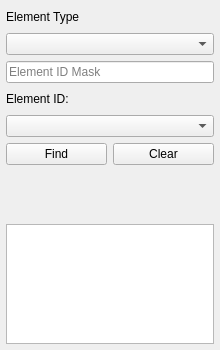
First picture: the form in ui/qgisred_findElements_dock.ui, repository Ingeniousware/QGISRed-BID, before the edit.
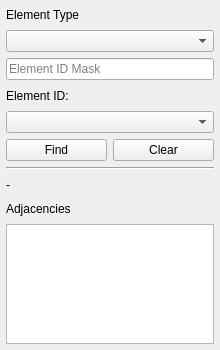
Second picture: the form after the edit. Custom widgets are drawn as their Qt base class.

```diff
--- a/ui/qgisred_findElements_dock.ui
+++ b/ui/qgisred_findElements_dock.ui
@@ -13,7 +13,7 @@
   <property name="minimumSize">
    <size>
     <width>220</width>
-    <height>325</height>
+    <height>328</height>
    </size>
   </property>
   <property name="maximumSize">
@@ -116,17 +116,24 @@
       </item>
      </layout>
     </item>
+    <item>
+     <widget class="Line" name="line">
+      <property name="orientation">
+       <enum>Qt::Horizontal</enum>
+      </property>
+     </widget>
+    </item>
     <item>
      <widget class="QLabel" name="labelFoundElement">
       <property name="text">
-       <string/>
+       <string>-</string>
       </property>
      </widget>
     </item>
     <item>
      <widget class="QLabel" name="labelAdjacentNodeLinks">
       <property name="text">
-       <string/>
+       <string>Adjacencies</string>
       </property>
      </widget>
     </item>
```
